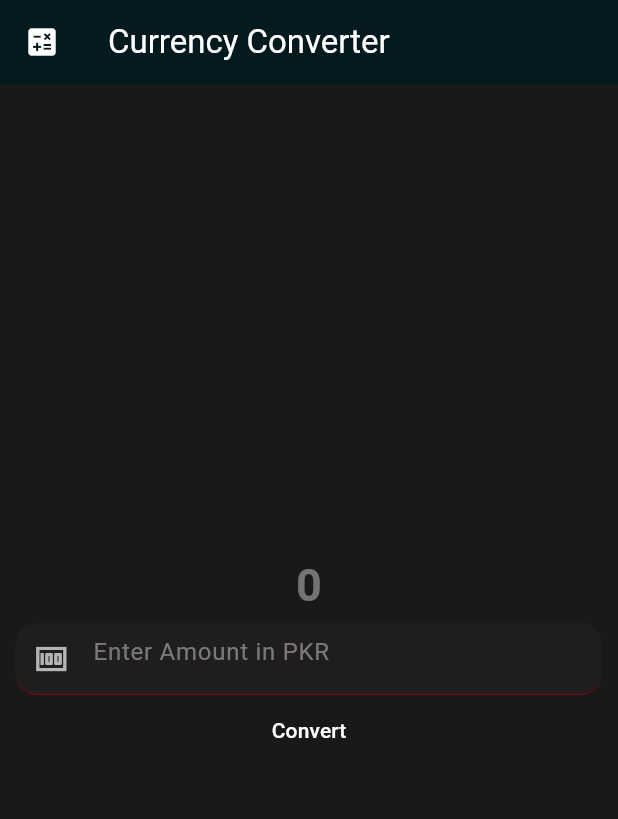
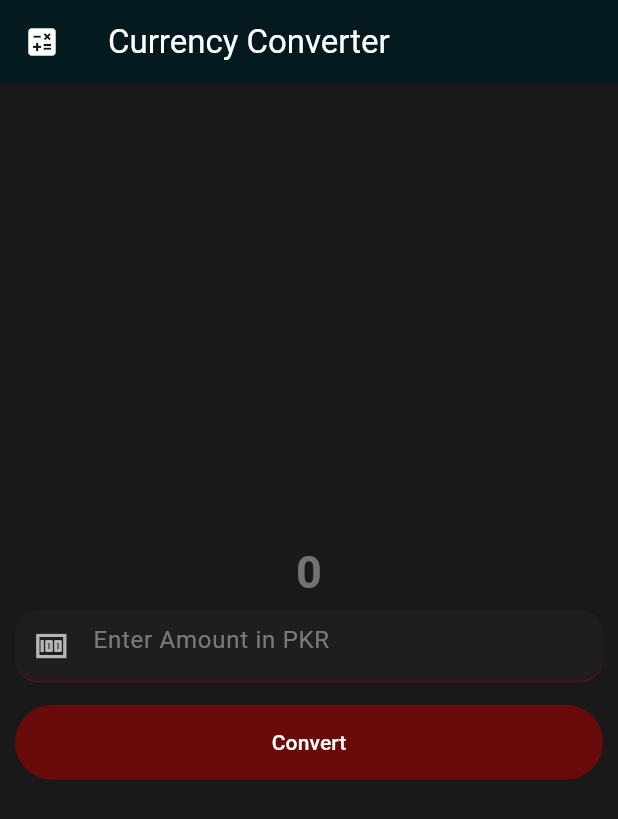
Before and after one commit to HAMZOO0/Flutter-Projects, a Flutter app: the screen it shows after launch, after a tap on "Convert", on a phone screen of 412 x 824 dp. Shown: the top 819 px of the screen. Run offline on Flutter 3.47's test engine with Material 3 defaults, Android fonts, the phone set to English and light mode, and no system bars.

```diff
--- a/Currency Converter/lib/pages/currency_converter_page_material.dart
+++ b/Currency Converter/lib/pages/currency_converter_page_material.dart
@@ -86,14 +86,28 @@ class currency_converter_material_page extends StatelessWidget {
               ),
               // button
               // 1 : look like text
-              TextButton(
-                onPressed: () {
-                  print("button q dabaya");
-                },
-                child: Text("Convert", style: TextStyle(color: Colors.white)),
+              Container(
+                padding: const EdgeInsets.fromLTRB(10, 15, 10, 0),
+                child: TextButton(
+                  onPressed: () {
+                    // debug ,  release ,  profile
+                    debugPrint("button q dabaya");
+                  },
+                  style: const ButtonStyle(
+                    backgroundColor: WidgetStatePropertyAll(
+                      Color.fromARGB(143, 167, 0, 0),
+                    ),
+                    // foregroundColor: WidgetStatePropertyAll(Colors.cyanAccent)
+                    minimumSize: WidgetStatePropertyAll(
+                      //* there's no sense in using maxSize: double.infinity in most cases.
+                      Size(double.infinity, 50),
+                    ), // not resposive
+                  ),
+                  child: Text("Convert", style: TextStyle(color: Colors.white)),
+                ),
               ),
 
-              // 2 : look like button
+              // 2 : look like  button
             ],
           ),
         ),
```
